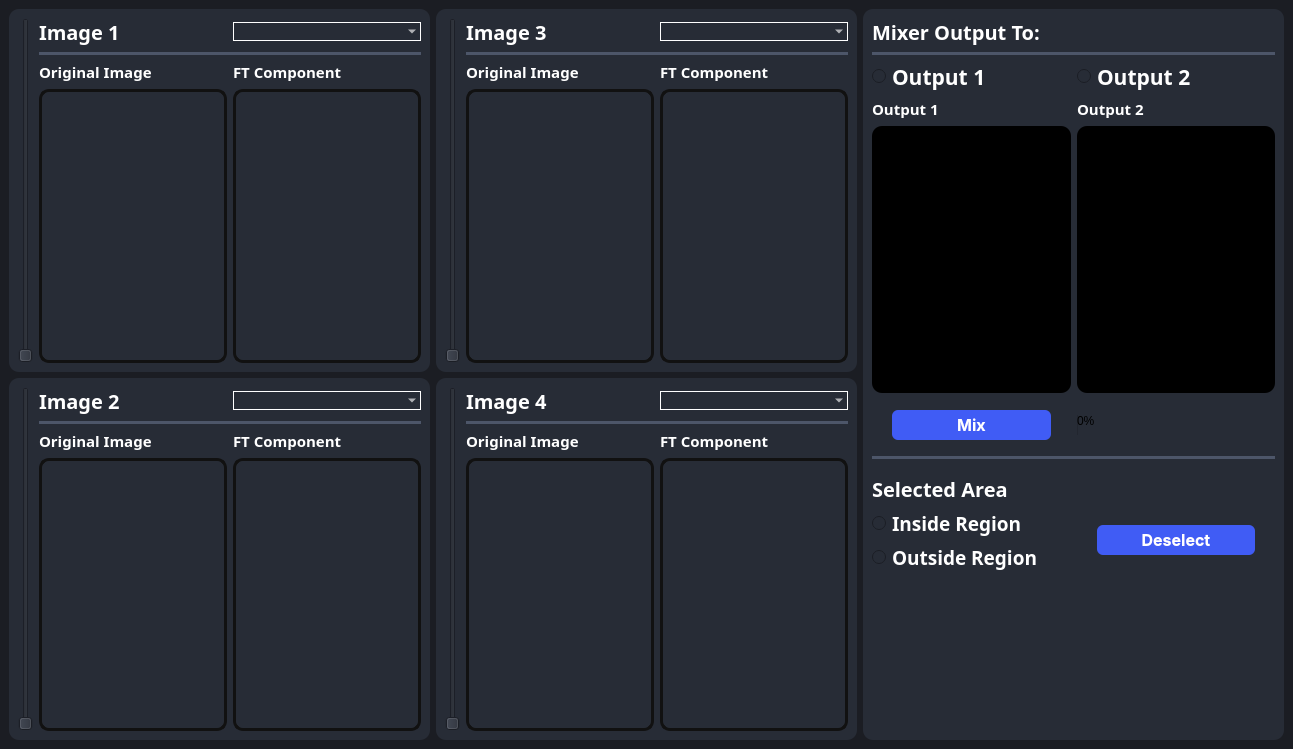
Above: MainWindow2.ui from joyou159/Fourier-Image-Mixer before the change. Below: the same form after it.
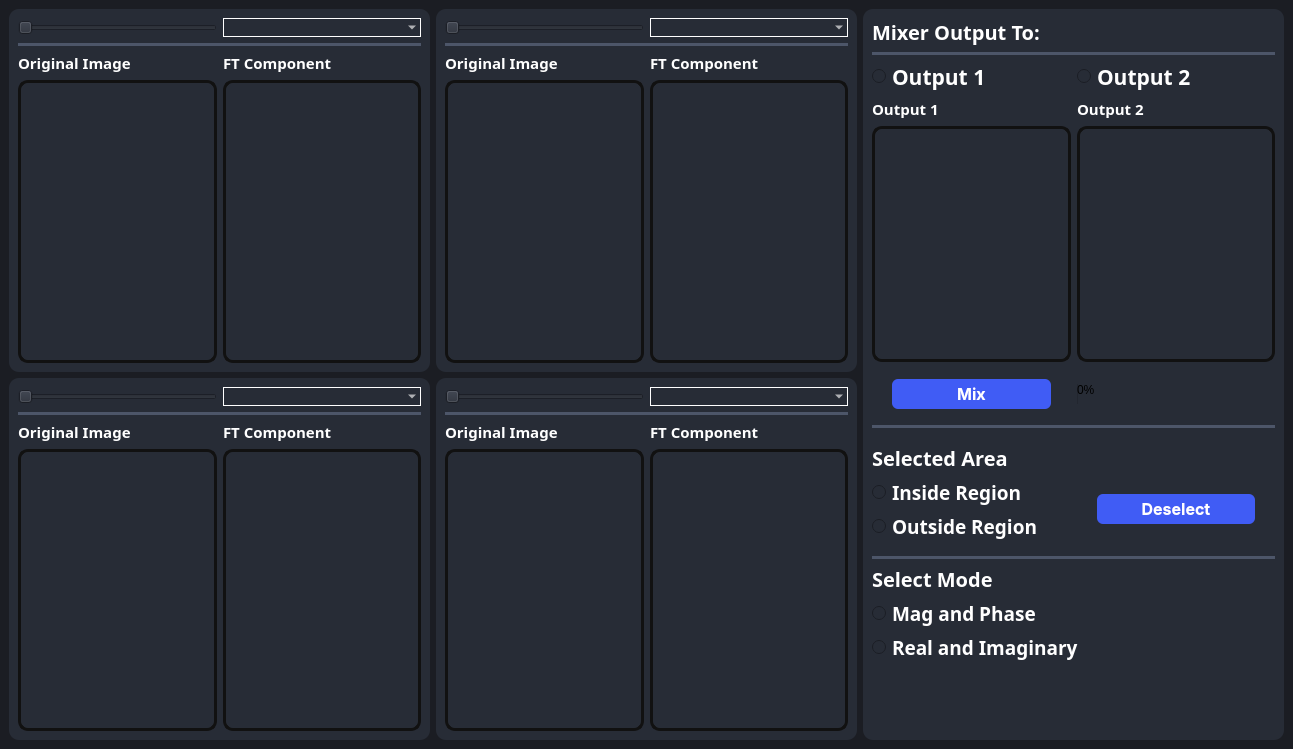
That is the form after the change. Icons and pictures are not drawn.

```diff
--- a/MainWindow2.ui
+++ b/MainWindow2.ui
@@ -42,7 +42,7 @@
          <property name="leftMargin">
           <number>9</number>
          </property>
-         <item row="0" column="1">
+         <item row="0" column="0">
           <layout class="QVBoxLayout" name="verticalLayout_3">
            <property name="leftMargin">
             <number>0</number>
@@ -50,21 +50,15 @@
            <item>
             <layout class="QHBoxLayout" name="horizontalLayout">
              <item>
-              <widget class="QLabel" name="label">
-               <property name="font">
-                <font>
-                 <family>Overpass Black</family>
-                 <pointsize>-1</pointsize>
-                 <bold>true</bold>
-                </font>
+              <widget class="QSlider" name="Slider_weight1">
+               <property name="sizePolicy">
+                <sizepolicy hsizetype="Minimum" vsizetype="Fixed">
+                 <horstretch>0</horstretch>
+                 <verstretch>0</verstretch>
+                </sizepolicy>
                </property>
-               <property name="styleSheet">
-                <string notr="true">color:white;
-font-size:20px;
-margin: 0 0 ;</string>
-               </property>
-               <property name="text">
-                <string>Image 1</string>
+               <property name="orientation">
+                <enum>Qt::Horizontal</enum>
                </property>
               </widget>
              </item>
@@ -182,16 +176,6 @@
            </item>
           </layout>
          </item>
-         <item row="0" column="0">
-          <widget class="QSlider" name="Slider_weight1">
-           <property name="layoutDirection">
-            <enum>Qt::LeftToRight</enum>
-           </property>
-           <property name="orientation">
-            <enum>Qt::Vertical</enum>
-           </property>
-          </widget>
-         </item>
         </layout>
        </widget>
       </item>
@@ -212,7 +196,7 @@
          <property name="leftMargin">
           <number>9</number>
          </property>
-         <item row="0" column="1">
+         <item row="0" column="0">
           <layout class="QVBoxLayout" name="verticalLayout_4">
            <property name="leftMargin">
             <number>0</number>
@@ -220,21 +204,15 @@
            <item>
             <layout class="QHBoxLayout" name="horizontalLayout_3">
              <item>
-              <widget class="QLabel" name="label_4">
-               <property name="font">
-                <font>
-                 <family>Overpass Black</family>
-                 <pointsize>-1</pointsize>
-                 <bold>true</bold>
-                </font>
+              <widget class="QSlider" name="Slider_weight2">
+               <property name="sizePolicy">
+                <sizepolicy hsizetype="Minimum" vsizetype="Fixed">
+                 <horstretch>0</horstretch>
+                 <verstretch>0</verstretch>
+                </sizepolicy>
                </property>
-               <property name="styleSheet">
-                <string notr="true">color:white;
-font-size:20px;
-margin: 0 0 ;</string>
-               </property>
-               <property name="text">
-                <string>Image 2</string>
+               <property name="orientation">
+                <enum>Qt::Horizontal</enum>
                </property>
               </widget>
              </item>
@@ -349,13 +327,6 @@
            </item>
           </layout>
          </item>
-         <item row="0" column="0">
-          <widget class="QSlider" name="Slider_weight2">
-           <property name="orientation">
-            <enum>Qt::Vertical</enum>
-           </property>
-          </widget>
-         </item>
         </layout>
        </widget>
       </item>
@@ -377,26 +348,26 @@
          <enum>QFrame::Raised</enum>
         </property>
         <layout class="QGridLayout" name="gridLayout_3">
-         <item row="0" column="1">
+         <item row="0" column="0">
           <layout class="QVBoxLayout" name="verticalLayout_9">
            <item>
             <layout class="QHBoxLayout" name="horizontalLayout_5">
+             <property name="spacing">
+              <number>6</number>
+             </property>
+             <property name="sizeConstraint">
+              <enum>QLayout::SetMaximumSize</enum>
+             </property>
              <item>
-              <widget class="QLabel" name="label_7">
-               <property name="font">
-                <font>
-                 <family>Overpass Black</family>
-                 <pointsize>-1</pointsize>
-                 <bold>true</bold>
-                </font>
+              <widget class="QSlider" name="Slider_weight3">
+               <property name="sizePolicy">
+                <sizepolicy hsizetype="Minimum" vsizetype="Fixed">
+                 <horstretch>0</horstretch>
+                 <verstretch>0</verstretch>
+                </sizepolicy>
                </property>
-               <property name="styleSheet">
-                <string notr="true">color:white;
-font-size:20px;
-margin: 0 0 ;</string>
-               </property>
-               <property name="text">
-                <string>Image 3</string>
+               <property name="orientation">
+                <enum>Qt::Horizontal</enum>
                </property>
               </widget>
              </item>
@@ -511,13 +482,6 @@
            </item>
           </layout>
          </item>
-         <item row="0" column="0">
-          <widget class="QSlider" name="Slider_weight3">
-           <property name="orientation">
-            <enum>Qt::Vertical</enum>
-           </property>
-          </widget>
-         </item>
         </layout>
        </widget>
       </item>
@@ -535,26 +499,20 @@
          <enum>QFrame::Raised</enum>
         </property>
         <layout class="QGridLayout" name="gridLayout_4">
-         <item row="0" column="1">
+         <item row="0" column="0">
           <layout class="QVBoxLayout" name="verticalLayout_12">
            <item>
             <layout class="QHBoxLayout" name="horizontalLayout_7">
              <item>
-              <widget class="QLabel" name="label_10">
-               <property name="font">
-                <font>
-                 <family>Overpass Black</family>
-                 <pointsize>-1</pointsize>
-                 <bold>true</bold>
-                </font>
+              <widget class="QSlider" name="Slider_weight4">
+               <property name="sizePolicy">
+                <sizepolicy hsizetype="Minimum" vsizetype="Fixed">
+                 <horstretch>0</horstretch>
+                 <verstretch>0</verstretch>
+                </sizepolicy>
                </property>
-               <property name="styleSheet">
-                <string notr="true">color:white;
-font-size:20px;
-margin: 0 0 ;</string>
-               </property>
-               <property name="text">
-                <string>Image 4</string>
+               <property name="orientation">
+                <enum>Qt::Horizontal</enum>
                </property>
               </widget>
              </item>
@@ -669,13 +627,6 @@
            </item>
           </layout>
          </item>
-         <item row="0" column="0">
-          <widget class="QSlider" name="Slider_weight4">
-           <property name="orientation">
-            <enum>Qt::Vertical</enum>
-           </property>
-          </widget>
-         </item>
         </layout>
        </widget>
       </item>
@@ -694,7 +645,7 @@
       <property name="frameShadow">
        <enum>QFrame::Raised</enum>
       </property>
-      <layout class="QVBoxLayout" name="verticalLayout_18" stretch="0,0,2,0,0,0,0,0">
+      <layout class="QVBoxLayout" name="verticalLayout_18" stretch="0,0,2,0,0,0,0,0,0">
        <item>
         <widget class="QLabel" name="mixerOutputTo">
          <property name="font">
@@ -820,7 +771,7 @@
              <item>
               <widget class="QWidget" name="output1_port" native="true">
                <property name="styleSheet">
-                <string notr="true">background-color: rgb(0, 0, 0);</string>
+                <string notr="true">border: 3px solid rgb(17,17,17);</string>
                </property>
               </widget>
              </item>
@@ -849,7 +800,7 @@
              <item>
               <widget class="QWidget" name="output2_port" native="true">
                <property name="styleSheet">
-                <string notr="true">background-color: rgb(0, 0, 0);</string>
+                <string notr="true">border: 3px solid rgb(17,17,17);</string>
                </property>
               </widget>
              </item>
@@ -1089,6 +1040,111 @@
          </item>
         </layout>
        </item>
+       <item>
+        <layout class="QVBoxLayout" name="verticalLayout_19">
+         <property name="topMargin">
+          <number>10</number>
+         </property>
+         <item>
+          <widget class="Line" name="line_18">
+           <property name="styleSheet">
+            <string notr="true">/* Line style */
+
+  /* Set the width of the line */
+  width: 20px;
+
+  /* Set the height of the line */
+  height: 5px;
+
+  /* Set the background color of the line */
+  background-color:rgb(77, 86, 105);
+
+  /* Set the border of the line */
+  border: 10px;
+
+  /* Set the border radius of the line */
+  border-radius:5px;
+
+
+
+
+</string>
+           </property>
+           <property name="orientation">
+            <enum>Qt::Horizontal</enum>
+           </property>
+          </widget>
+         </item>
+         <item>
+          <layout class="QVBoxLayout" name="verticalLayout_20">
+           <item>
+            <widget class="QLabel" name="selectedArea_2">
+             <property name="font">
+              <font>
+               <family>Overpass Black</family>
+               <pointsize>-1</pointsize>
+               <bold>true</bold>
+              </font>
+             </property>
+             <property name="styleSheet">
+              <string notr="true">color:white;
+font-size:20px;
+margin: 0 0 ;</string>
+             </property>
+             <property name="text">
+              <string>Select Mode</string>
+             </property>
+            </widget>
+           </item>
+           <item>
+            <layout class="QHBoxLayout" name="horizontalLayout_14">
+             <item>
+              <layout class="QVBoxLayout" name="verticalLayout_21">
+               <item>
+                <widget class="QRadioButton" name="mode1">
+                 <property name="font">
+                  <font>
+                   <family>Oswald SemiBold</family>
+                   <pointsize>14</pointsize>
+                   <bold>true</bold>
+                  </font>
+                 </property>
+                 <property name="styleSheet">
+                  <string notr="true">color:white;
+font-weight:10000px;
+</string>
+                 </property>
+                 <property name="text">
+                  <string>Mag and Phase</string>
+                 </property>
+                </widget>
+               </item>
+               <item>
+                <widget class="QRadioButton" name="mode2">
+                 <property name="font">
+                  <font>
+                   <family>Oswald SemiBold</family>
+                   <pointsize>14</pointsize>
+                   <bold>true</bold>
+                  </font>
+                 </property>
+                 <property name="styleSheet">
+                  <string notr="true">color:white;
+font-weight:10000px;</string>
+                 </property>
+                 <property name="text">
+                  <string>Real and Imaginary</string>
+                 </property>
+                </widget>
+               </item>
+              </layout>
+             </item>
+            </layout>
+           </item>
+          </layout>
+         </item>
+        </layout>
+       </item>
        <item>
         <spacer name="verticalSpacer">
          <property name="orientation">
@@ -1100,7 +1156,7 @@
          <property name="sizeHint" stdset="0">
           <size>
            <width>20</width>
-           <height>160</height>
+           <height>70</height>
           </size>
          </property>
         </spacer>
```
